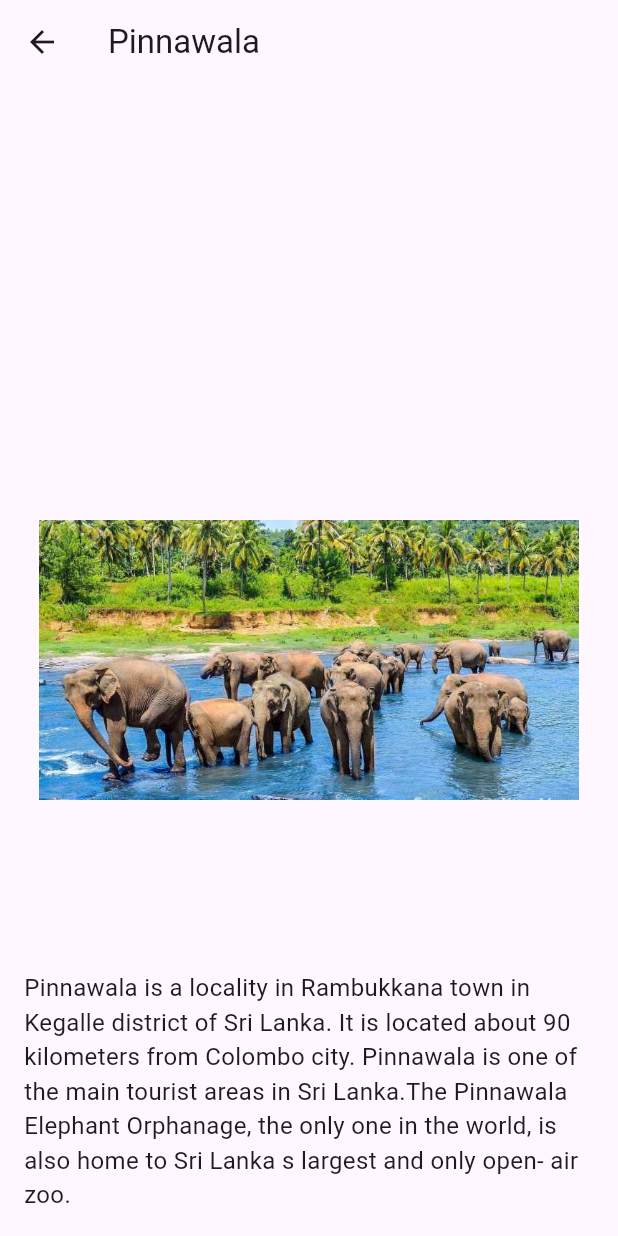
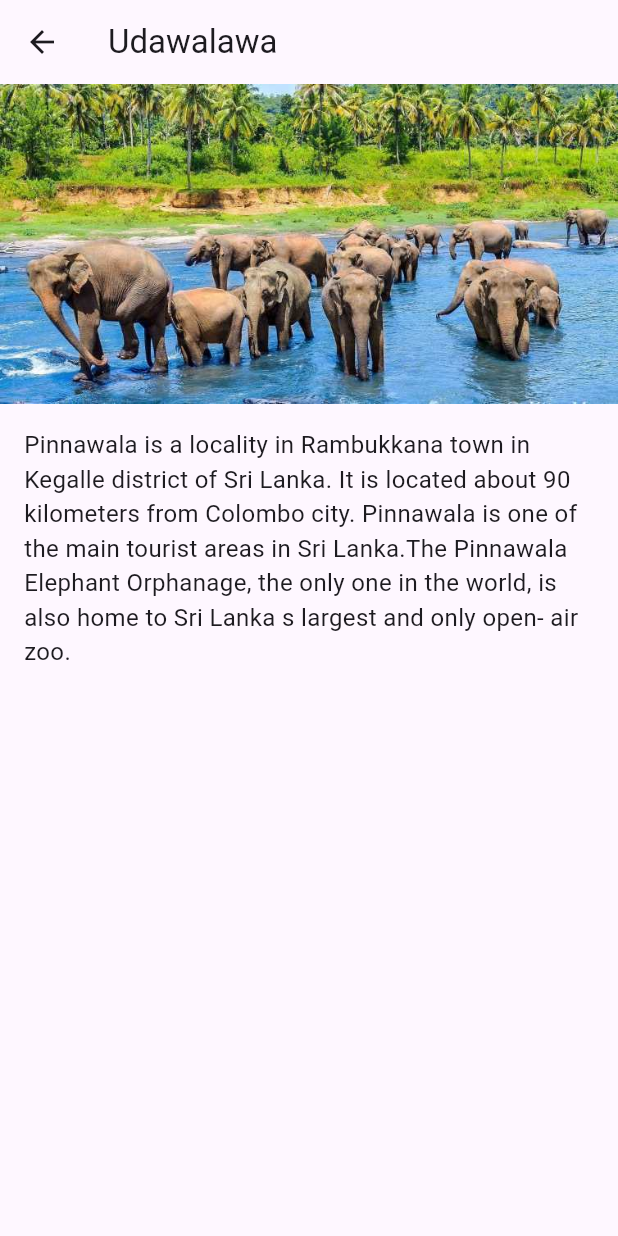
Before and after one commit to JananiCH/ExploreSL, a Flutter app: the Udawalawa screen opened directly, on a phone screen of 412 x 824 dp. Run offline on Flutter 3.47's test engine with Material 3 defaults, Android fonts, the phone set to English and light mode, and no system bars; our stand-ins replace carousel_slider, cloud_firestore, file_picker, firebase_auth, firebase_core, firebase_storage and 2 more; accounts and stored records are empty.

Commit message:
udawalawa_changed

```diff
--- a/lib/pages/udawalawa.dart
+++ b/lib/pages/udawalawa.dart
@@ -9,30 +9,17 @@ class Udawalawa extends StatelessWidget {
       appBar: AppBar(
         title: const Flexible(
           child: Text(
-            'Pinnawala',
+            'Udawalawa',
             overflow: TextOverflow.ellipsis, // Handles overflow by ellipsis
           ),
         ),
       ),
-      body: Stack(
+      body: Column(
         children: [
-          SizedBox.expand(
-            child: Transform.scale(
-              scale: 360 / MediaQuery.of(context).size.width,
-              child: SizedBox(
-                width: MediaQuery.of(context).size.width,
-                height: MediaQuery.of(context).size.height,
-                child: Image.asset(
+          Image.asset(
             'lib/images/pictures_d/pi2.jpg', // Path to your image asset
           ),
-              ),
-            ),
-          ),
-          const Positioned(
-            bottom: 0,
-            left: 0,
-            right: 0,
-            child: Padding(
+          const Padding(
             padding: EdgeInsets.all(16.0),
             child: Column(
               crossAxisAlignment: CrossAxisAlignment.center,
@@ -45,7 +32,6 @@ class Udawalawa extends StatelessWidget {
               ],
             ),
           ),
-          ),
         ],
       ),
     );
```
Lines whose indentation alone changed are shown as unchanged.
